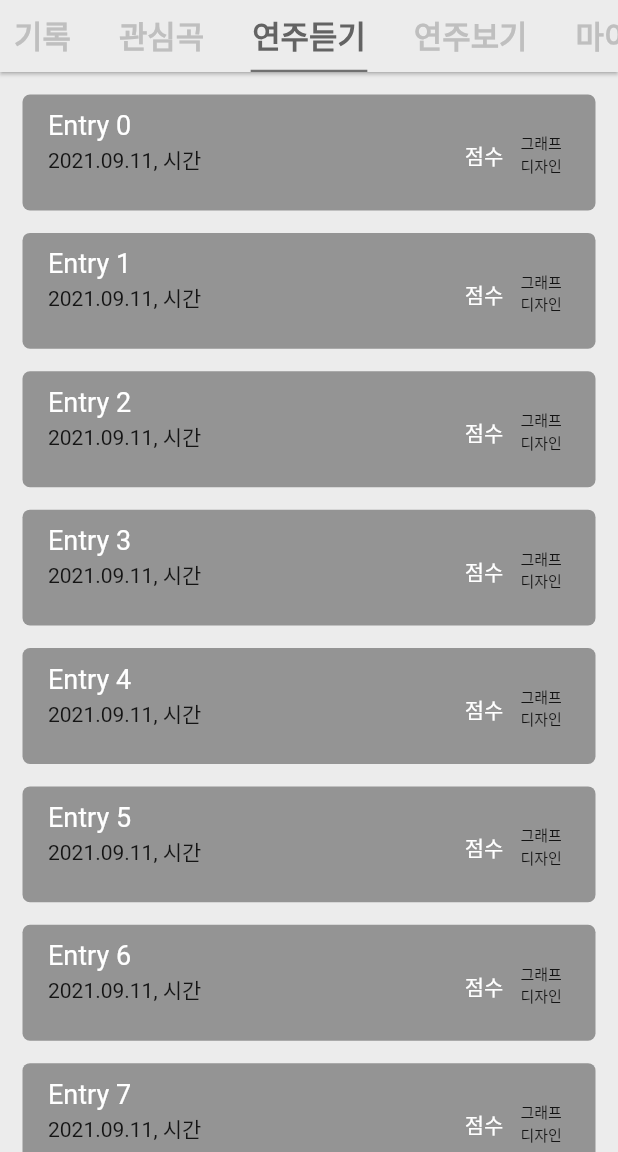
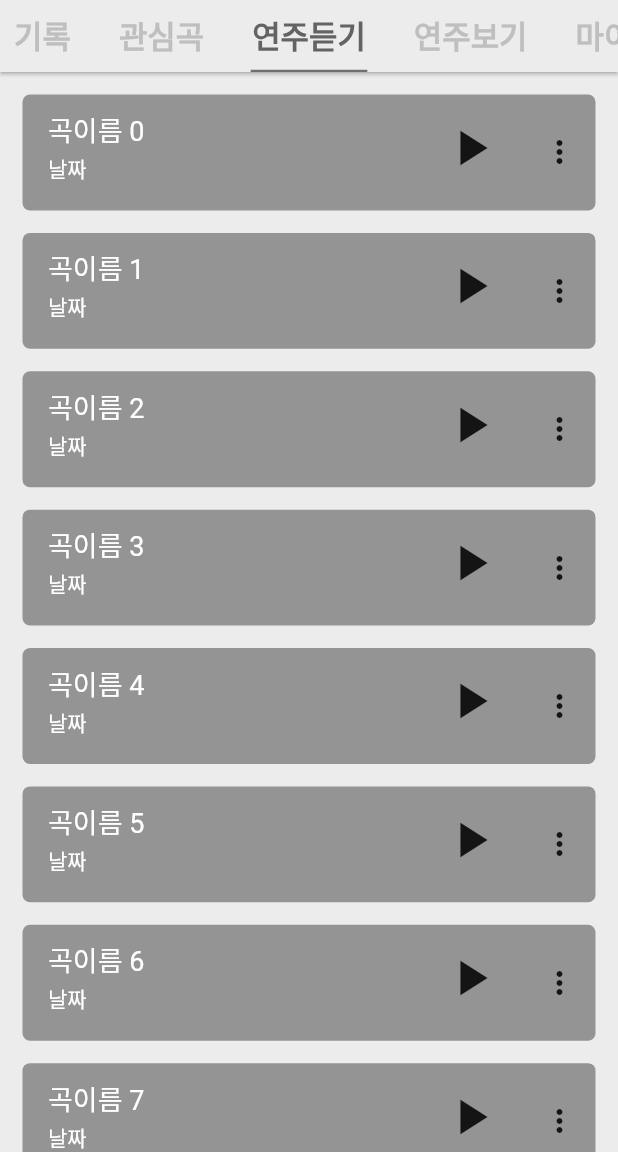
Before and after one commit to anseungwoo/mct_danso, a Flutter app: the MyPage screen opened directly, tab 3 chosen, on a phone screen of 412 x 824 dp, the part 84-1236 px from its top. Run offline on Flutter 3.47's test engine with Material 2 defaults, Android fonts, the phone set to English and light mode, and no system bars; our stand-ins replace carousel_slider, flutter_screenutil, get.

Commit message:
mypage make

```diff
--- a/lib/common/const.dart
+++ b/lib/common/const.dart
@@ -21,6 +21,9 @@ const Color indiDarkGray = Color(0xff878787);
 // 페이지 인디케이터 밝은 회색
 const Color indiLightGray = Color(0xffCFCFCF);
 
+//마이페이지 글자색
+const Color white = Color(0xffFFFFFF);
+
 //단소 페이지안에서의 내용
 const String HISTORY =
     "단소의 역사관한설명설명설명설명설명설명설명설명설명설명설명설명설명설명설명설명설명설명설명설명설명설명설명설명설명설명설명설명설명설명설명설명설명설명설명설명설명설명설명설명설명설명설명설명설명설명";
--- a/lib/screens/my_page.dart
+++ b/lib/screens/my_page.dart
@@ -24,11 +24,13 @@ class MyPage extends StatelessWidget {
         ),
         body: TabBarView(
           children: [
-            MyPageLikeAndRecord(),
-            MyPageLikeAndRecord(),
-            MyPageListen(),
+            MyPageRecord(songname: "곡이름", score: 5), //곡이름에 맞는 점수와 그래프필요함
+            MyPageLike(songname: "곡이름", score: 5), //곡이름에 맞는 점수와 좋아요 의 유뮤 체크 필요
+            MyPageListen(
+                songname: "곡이름",
+                date: "날짜"), //곡이름 날짜,시간 곡에맞는 플레이 파일 공유and삭제기능필요
             TestBlankPage(),
-            TestBlankPage(),
+            MyPageMysong(), //마이곡 이름 공유and삭제기능 필요
           ],
         ),
       ),
--- a/lib/widgets/my_page_listen.dart
+++ b/lib/widgets/my_page_listen.dart
@@ -3,7 +3,10 @@ import 'package:flutter_screenutil/flutter_screenutil.dart';
 import 'package:project_danso/common/const.dart';
 
 class MyPageListen extends StatelessWidget {
-  const MyPageListen({Key? key}) : super(key: key);
+  final String songname;
+  final String date;
+  const MyPageListen({Key? key, required this.songname, required this.date})
+      : super(key: key);
 
   @override
   Widget build(BuildContext context) {
@@ -21,43 +24,53 @@ class MyPageListen extends StatelessWidget {
                       borderRadius: BorderRadius.circular(5),
                       color: mediumGray),
                   height: 60.h,
-                  child: Padding(
-                    padding: const EdgeInsets.only(
-                        left: 17, top: 10, right: 17, bottom: 5),
                   child: Row(
                     mainAxisAlignment: MainAxisAlignment.start,
                     children: [
-                        Column(
+                      Padding(
+                        padding: const EdgeInsets.only(
+                            left: 17, top: 10, right: 17, bottom: 3),
+                        child: Column(
                           crossAxisAlignment: CrossAxisAlignment.start,
                           children: [
                             Text(
-                              'Entry ${index}',
+                              '${songname} ${index}',
                               textAlign: TextAlign.left,
                               style: TextStyle(
                                 fontSize: 18,
-                                color: Colors.white,
+                                color: white,
                               ),
                             ),
                             SizedBox(height: 2),
-                            Text("2021.09.11, 시간"),
+                            Text(
+                              date,
+                              style: TextStyle(fontSize: 14, color: white),
+                            ),
                           ],
                         ),
+                      ),
                       Spacer(flex: 1),
-                        Text(
-                          "점수",
-                          style: TextStyle(fontSize: 14, color: Colors.white),
+                      IconButton(
+                          padding: EdgeInsets.only(bottom: 6),
+                          onPressed: () {},
+                          icon: Icon(
+                            Icons.play_arrow,
+                            size: 40,
+                          )),
+                      SizedBox(width: 10.w),
+                      PopupMenuButton(
+                          icon: Icon(Icons.more_vert_outlined),
+                          itemBuilder: (context) => [
+                                PopupMenuItem(
+                                  child: Text("공유하기"),
+                                  value: 1,
                                 ),
-                        SizedBox(width: 10.w),
-                        Container(
-                          width: 33,
-                          height: 33,
-                          child: Text(
-                            "그래프 디자인",
-                            style: TextStyle(fontSize: 10),
-                          ),
+                                PopupMenuItem(
+                                  child: Text("삭제하기"),
+                                  value: 2,
                                 )
+                              ])
                     ],
-                    ),
                   ),
                 ),
               ),
--- a/lib/widgets/widgets.dart
+++ b/lib/widgets/widgets.dart
@@ -7,5 +7,7 @@ export 'learning_diralog.dart';
 export 'learning_dialog_icon.dart';
 export 'danso_sub_learning.dart';
 export 'danso_learning.dart';
-export 'my_page_like_and_record.dart';
+export 'my_page_record.dart';
 export 'my_page_listen.dart';
+export 'my_page_like.dart';
+export 'my_page_mysong.dart';
```
Also changed, not shown: lib/widgets/my_page_like.dart (renamed from lib/widgets/my_page_like_and_record.dart, +23 -13 lines), lib/widgets/my_page_mysong.dart (added, +54 -0 lines), lib/widgets/my_page_record.dart (added, +61 -0 lines). Lines whose indentation alone changed are shown as unchanged.
